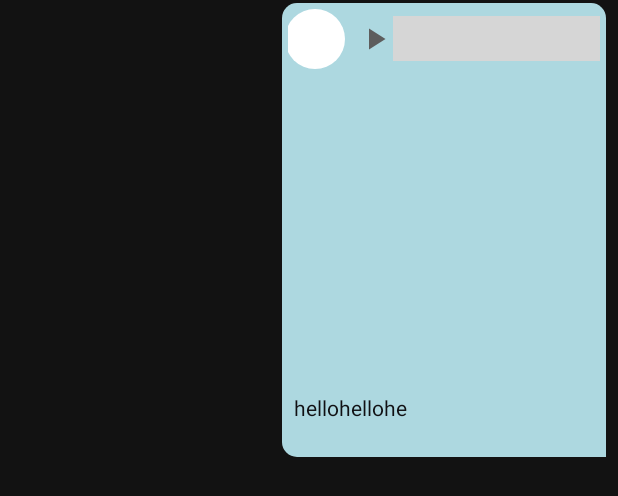
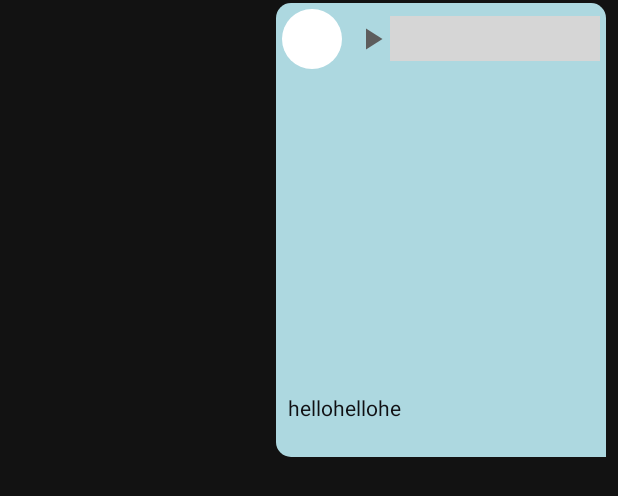
Before and after one commit to MhmdAwad/ChatMe, an Android app: the layout sent_message_rv_item.xml on its own in the app's theme, with its tools: preview values and no code run, on a phone screen of 412 x 824 dp. Shown: the top 496 px of the screen. Run offline under Robolectric (Android 15) with nearby library versions, the phone set to English and light mode, and no system bars; plain views replace WaveformSeekBar; grey boxes are pictures that could not be loaded.

Commit message:
fix recording and received messages issues

```diff
--- a/app/src/main/AndroidManifest.xml
+++ b/app/src/main/AndroidManifest.xml
@@ -5,6 +5,7 @@
     <uses-permission android:name="android.permission.READ_CONTACTS" />
     <uses-permission android:name="android.permission.WRITE_CONTACTS" />
     <uses-permission android:name="android.permission.WRITE_EXTERNAL_STORAGE"/>
+    <uses-permission android:name="android.permission.READ_EXTERNAL_STORAGE"/>
     <uses-permission android:name="android.permission.RECORD_AUDIO" />
     <uses-permission android:name="android.permission.STORAGE" />
     <uses-permission android:name="android.permission.INTERNET"/>
@@ -15,6 +16,7 @@
         android:label="@string/app_name"
         android:roundIcon="@mipmap/ic_launcher_round"
         android:supportsRtl="true"
+        android:usesCleartextTraffic="true"
         android:theme="@style/NoActionbarAppTheme">
         <activity android:name="com.mhmdawad.chatme.ui.activities.main_page.MainPageActivity"/>
         <activity android:name="com.mhmdawad.chatme.ui.activities.splash.SplashActivity" />
--- a/app/src/main/java/com/mhmdawad/chatme/ui/fragments/conversation/ConversationAdapter.kt
+++ b/app/src/main/java/com/mhmdawad/chatme/ui/fragments/conversation/ConversationAdapter.kt
@@ -78,11 +78,12 @@ class ConversationAdapter(
     fun addUsersName(groupUsersName: HashMap<String, String>) {
         usersNames.putAll(groupUsersName)
     }
+
     fun addMessage(message: ArrayList<MessageData>) {
-        val index = conversationList.size-1
+        val index = conversationList.size+1
         conversationList.addAll(message)
         if(index > 1)
-            notifyItemRangeInserted(index,message.size )
+            notifyItemRangeInserted(index,message.size)
         else
             notifyDataSetChanged()
     }
--- a/app/src/main/java/com/mhmdawad/chatme/ui/fragments/create_group/CreateGroupFragment.kt
+++ b/app/src/main/java/com/mhmdawad/chatme/ui/fragments/create_group/CreateGroupFragment.kt
@@ -3,6 +3,7 @@ package com.mhmdawad.chatme.ui.fragments.create_group
 import android.app.Dialog
 import android.content.Intent
 import android.os.Bundle
+import android.util.Log
 import androidx.fragment.app.Fragment
 import android.view.LayoutInflater
 import android.view.View
@@ -53,6 +54,7 @@ class CreateGroupFragment : Fragment(), RecyclerViewClick {
 
     private fun initRecyclerView() {
         val usersList = arguments!!.getParcelableArrayList<UserData>("contactsList")!!.distinct()
+        Log.d("TEst", "initRecyclerView: " + usersList.size)
         val contactsAdapter =
             CreateGroupAdapter(usersList as ArrayList<UserData>)
         binding.groupRV.apply {
--- a/app/src/main/java/com/mhmdawad/chatme/utils/VoiceAudio.kt
+++ b/app/src/main/java/com/mhmdawad/chatme/utils/VoiceAudio.kt
@@ -52,7 +52,6 @@ class VoiceAudio {
 
 
     fun voiceRecord(fileName: String) {
-        Log.d("tty", fileName)
         recorder = MediaRecorder().apply {
             setAudioSource(MediaRecorder.AudioSource.MIC)
             setOutputFormat(MediaRecorder.OutputFormat.MPEG_4)
--- a/app/src/main/res/layout/sent_message_rv_item.xml
+++ b/app/src/main/res/layout/sent_message_rv_item.xml
@@ -51,13 +51,13 @@
 
             <LinearLayout
                 android:id="@+id/recordContainer"
-                android:layout_width="match_parent"
+                android:layout_width="wrap_content"
                 android:layout_height="wrap_content"
                 android:layout_margin="4dp"
+                android:minWidth="200dp"
                 android:gravity="center"
-                android:minWidth="200dp"
                 android:orientation="horizontal"
-                android:visibility='@{messageData.type.equals("Voice Record")? View.VISIBLE: View.GONE}'>
+                android:visibility= '@{messageData.type.equals("Voice Record")? View.VISIBLE: View.GONE}'>
 
 
                 <ImageView
@@ -101,7 +101,7 @@
                 android:textColor="#000"
                 android:onClick="@{() -> conversationVM.displayImage(messageData.mediaPath, messageData.type, messageData.message)}"
                 imageSrc="@{messageData.mediaPath}"
-                android:visibility='@{messageData.type.equals("Voice Record") ||messageData.type.equals("message")? View.GONE: View.VISIBLE}'
+                android:visibility= '@{messageData.type.equals("Voice Record") ||messageData.type.equals("message")? View.GONE: View.VISIBLE}'
                 tools:text="hi man, how are you?" />
 
             <TextView
```
Also changed, not shown: app/src/main/java/com/mhmdawad/chatme/ui/fragments/conversation/ConversationViewModel.kt (+4 -4 lines).
